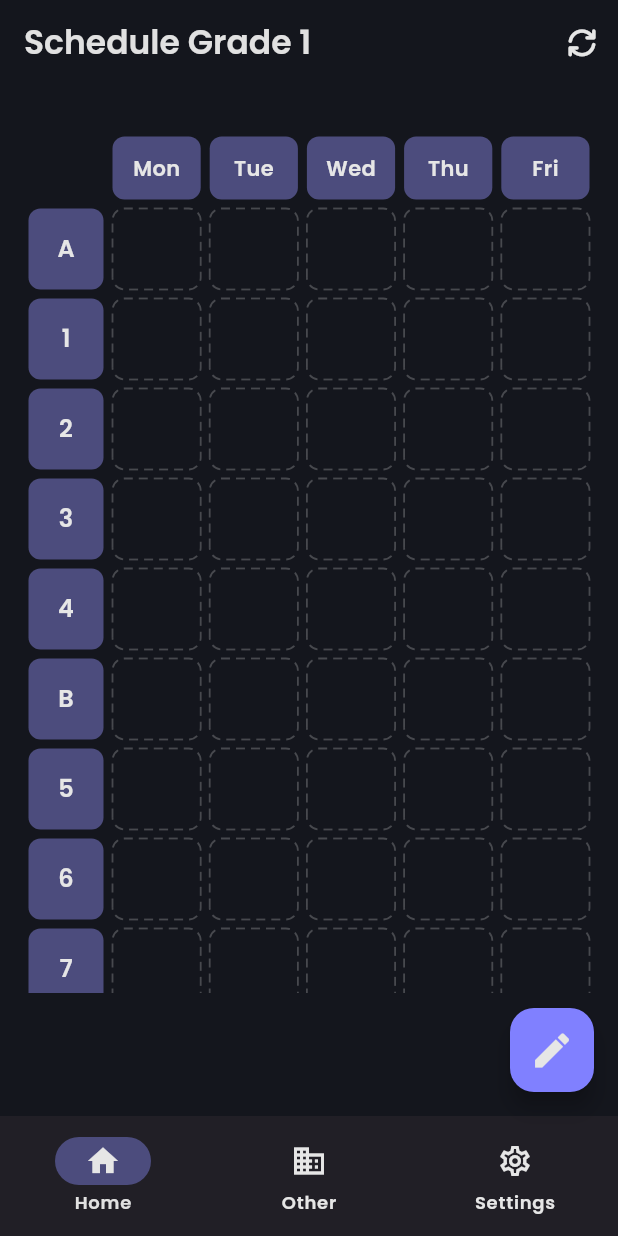
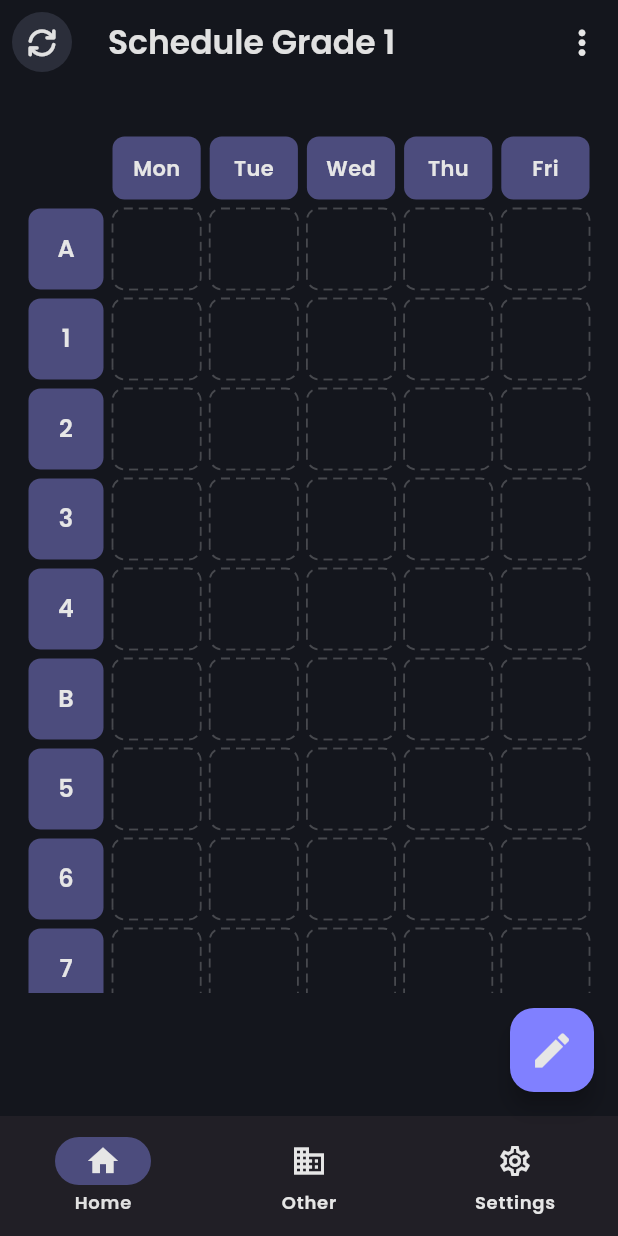
Before and after one commit to andongni0723/TimeGrid, a Flutter app: the screen it shows after launch, on a phone screen of 412 x 824 dp. Run offline on Flutter 3.47's test engine with Material 3 defaults, Android fonts, the phone set to English and light mode, and no system bars; our stand-ins replace flutter_riverpod, font_awesome_flutter, freezed_annotation, hive, hive_flutter; accounts and stored records are empty.

Commit message:
v0.5 - Add course table persistence

```diff
--- a/lib/components/course_card.dart
+++ b/lib/components/course_card.dart
@@ -97,11 +97,11 @@ class CourseCard extends StatelessWidget {
     const double lineHeight = 6.0;
 
     const double titleMaxFont = 13.0;
-    const double titleMinFont = 9.0;
+    const double titleMinFont = 10.0;
     const double roomMaxFont = 10.0;
     const double roomMinFont = 8.0;
 
-    const int titleMaxLine = 2;
+    final int titleMaxLine = editMode ? 2 : course.duration + 1;
     const int roomMaxLine = 2;
 
     const double handleHitHeight = 40.0;
--- a/lib/main.dart
+++ b/lib/main.dart
@@ -1,9 +1,21 @@
 import 'package:flutter/material.dart';
 import 'package:font_awesome_flutter/font_awesome_flutter.dart';
+import 'package:flutter_riverpod/flutter_riverpod.dart';
+import 'package:hive/hive.dart';
+import 'package:hive_flutter/adapters.dart';
+import 'package:timegrid/models/course_model.dart';
 import 'package:timegrid/schedule.dart';
 import 'package:timegrid/theme/Theme.dart'; // 你的 color scheme 檔
 
-void main() => runApp(const MyApp());
+Future<void> main() async {
+  WidgetsFlutterBinding.ensureInitialized();
+  await Hive.initFlutter();
+
+  Hive.registerAdapter(CourseModelAdapter());
+  await Hive.openBox<CourseModel>('courses_box');
+
+  runApp(const ProviderScope(child: MyApp()));
+}
 
 class MyApp extends StatelessWidget {
   const MyApp({super.key});
@@ -42,11 +54,44 @@ class _MyHomePageState extends State<MyHomePage> {
     return Scaffold(
       appBar: AppBar(
         backgroundColor: cs.surface,
+        leading: IconButton(
+          icon: const Icon(FontAwesomeIcons.arrowsRotate, size: 18.0),
+          style: IconButton.styleFrom(
+            backgroundColor: cs.secondaryContainer
+          ),
+          onPressed: () {}, // TODO: switch the schedules
+        ),
         title: Text(widget.title),
         actions: [
-          IconButton(
-            icon: const Icon(FontAwesomeIcons.arrowsRotate, size: 18.0),
-            onPressed: () {}, // TODO: switch the schedules
+          MenuAnchor(
+            builder: (BuildContext context, MenuController controller, Widget? child) {
+              return IconButton(
+                icon: const Icon(FontAwesomeIcons.ellipsisVertical, size: 20.0),
+                onPressed: () {
+                  controller.open();
+                },
+              );
+            },
+            menuChildren: [
+              MenuItemButton(
+                leadingIcon: const Icon(FontAwesomeIcons.download, size: 18.0),
+                style: MenuItemButton.styleFrom(backgroundColor: cs.surfaceContainerHighest),
+                child: const Text('Export to file (.json)'),
+                onPressed: () {
+                  MenuController.maybeOf(context)?.close();
+                  //TODO: export to json
+                },
+              ),
+              MenuItemButton(
+                leadingIcon: const Icon(FontAwesomeIcons.upload, size: 18.0),
+                style: MenuItemButton.styleFrom(backgroundColor: cs.surfaceContainerHighest),
+                child: const Text('Import to file (.json)'),
+                onPressed: () {
+                  MenuController.maybeOf(context)?.close();
+                  //TODO: export to json
+                },
+              )
+            ]
           )
         ],
       ),
--- a/pubspec.yaml
+++ b/pubspec.yaml
@@ -16,7 +16,7 @@ publish_to: 'none' # Remove this line if you wish to publish to pub.dev
 # https://developer.apple.com/library/archive/documentation/General/Reference/InfoPlistKeyReference/Articles/CoreFoundationKeys.html
 # In Windows, build-name is used as the major, minor, and patch parts
 # of the product and file versions while build-number is used as the build suffix.
-version: 0.4.0
+version: 0.5.0
 
 environment:
   sdk: '>=3.0.6 <4.0.0'
@@ -44,6 +44,9 @@ dependencies:
   home_widget: ^0.8.0
   font_awesome_flutter: ^10.10.0
   freezed_annotation: ^3.1.0
+  shared_preferences: ^2.5.3
+  hive: ^2.2.3
+  hive_flutter: ^1.1.0
 
 dev_dependencies:
   flutter_test:
```
Also changed, not shown: lib/models/course_chips_model.dart (added, +17 -0 lines), lib/models/course_model.dart (+21 -0 lines), lib/schedule.dart (+48 -15 lines), lib/models/course_chips_model.freezed.dart (added), lib/models/course_chips_model.g.dart (added), pubspec.lock, 7 other files.
